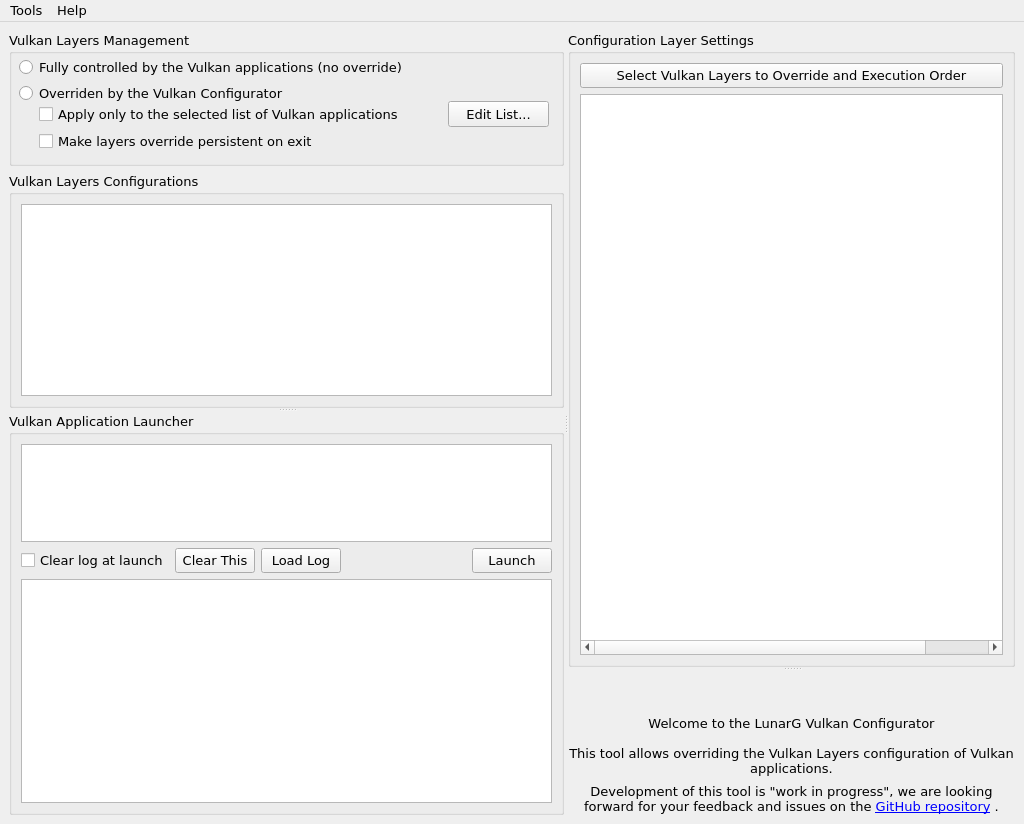
Old version of the form vkconfig/mainwindow.ui in the repository LunarG/VulkanTools.
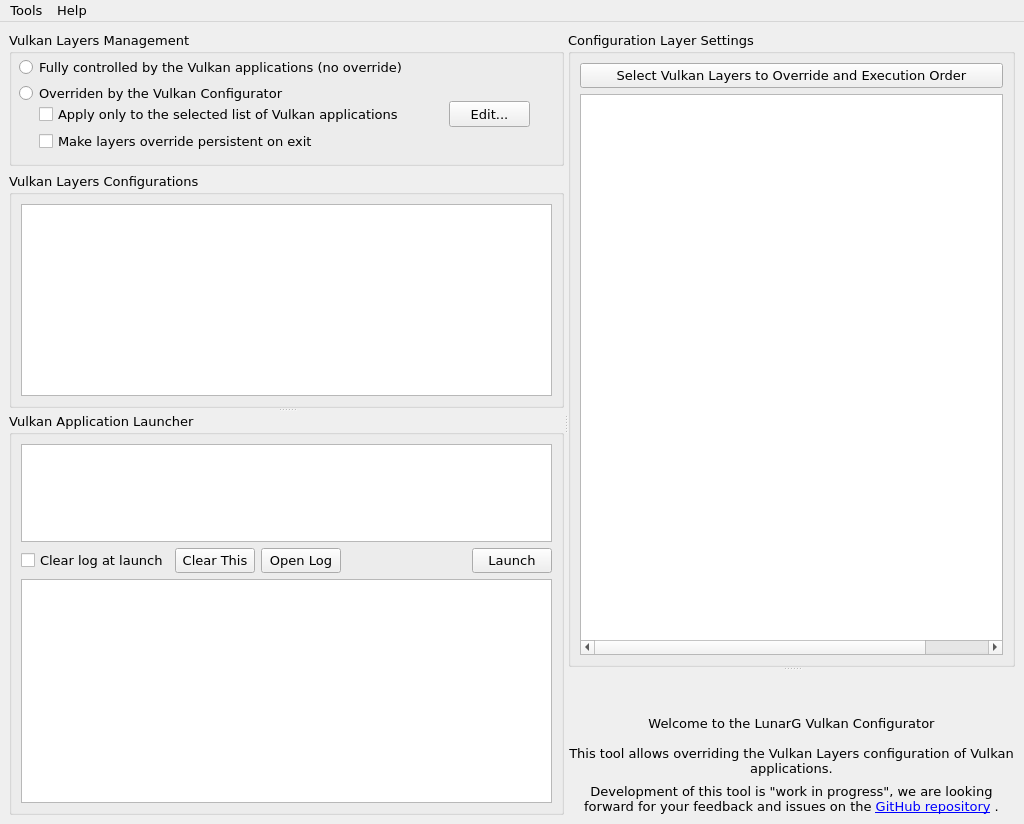
New version of the form. Icons and pictures are not drawn.

```diff
--- a/vkconfig/mainwindow.ui
+++ b/vkconfig/mainwindow.ui
@@ -108,9 +108,9 @@
            <widget class="QPushButton" name="pushButtonAppList">
             <property name="geometry">
              <rect>
-              <x>439</x>
+              <x>440</x>
               <y>70</y>
-              <width>101</width>
+              <width>81</width>
               <height>26</height>
              </rect>
             </property>
@@ -127,7 +127,7 @@
              </size>
             </property>
             <property name="text">
-             <string>Edit List...</string>
+             <string>Edit...</string>
             </property>
            </widget>
            <widget class="QCheckBox" name="checkBoxApplyList">
@@ -234,7 +234,7 @@
          <item row="1" column="2">
           <widget class="QPushButton" name="pushButtonOpenLog">
            <property name="text">
-            <string>Load Log</string>
+            <string>Open Log</string>
            </property>
           </widget>
          </item>
```
